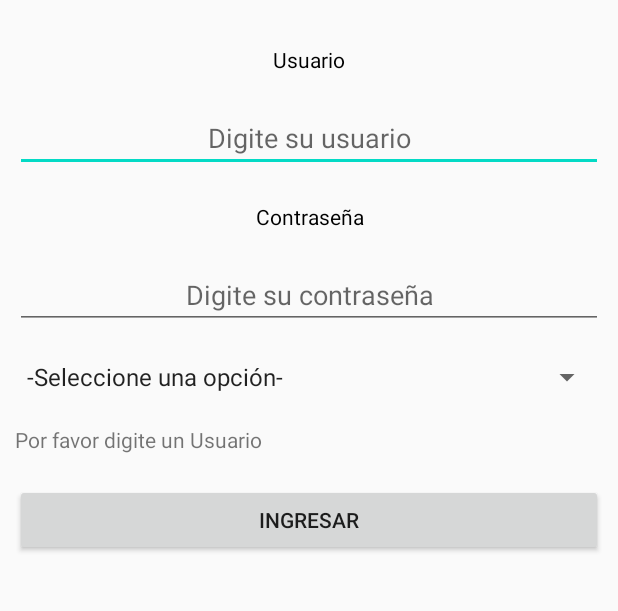
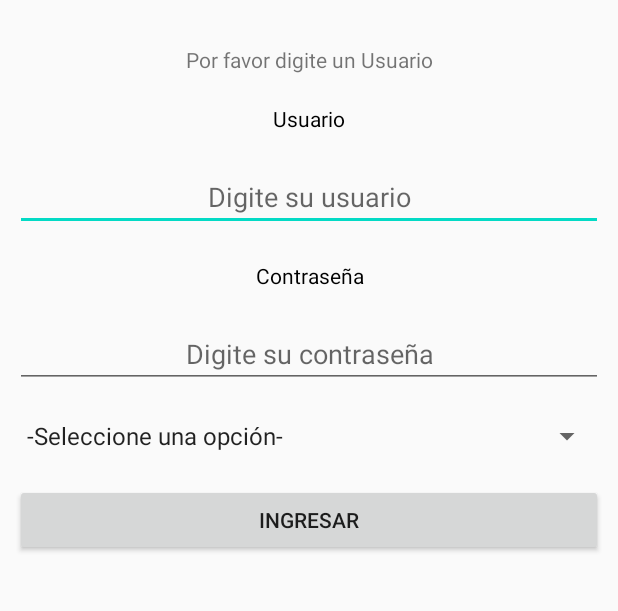
Before and after one commit to roheru/ProjectAndroid, an Android app: the screen it shows after launch (LoginActivity), after a tap on "INGRESAR", on a phone screen of 412 x 824 dp, the part 449-1060 px from its top. Run offline under Robolectric (Android 15) with nearby library versions, the phone set to English and light mode, and no system bars; our stand-ins replace Firebase (no records; nobody signed in at launch, a user with empty details on screens opened directly).

Commit message:
Add message Login
Adding variablle named msg for message authentication.

```diff
--- a/source/APP1/app/build.gradle
+++ b/source/APP1/app/build.gradle
@@ -39,7 +39,7 @@ android {
 }
 
 dependencies {
-    implementation "org.apache.poi:poi:3.17"	     // For `.xls` files
+    implementation "org.apache.poi:poi:3.17"         // For `.xls` files
     //implementation "org.apache.poi:poi-ooxml:3.17"	 // For `.xlsx` files
     implementation fileTree(dir: 'libs', include: ['*.jar'])
     implementation "org.jetbrains.kotlin:kotlin-stdlib-jdk7:$kotlin_version"
@@ -54,7 +54,9 @@ dependencies {
     implementation 'androidx.navigation:navigation-fragment-ktx:2.0.0'
     implementation 'androidx.navigation:navigation-ui-ktx:2.0.0'
     implementation 'androidx.annotation:annotation:1.1.0'
-    implementation 'com.google.firebase:firebase-auth:16.0.5'
+
+    implementation 'com.google.firebase:firebase-auth:19.3.2'
+    implementation 'com.google.android.gms:play-services-auth:18.0.0'
 
     testImplementation 'junit:junit:4.12'
     androidTestImplementation 'androidx.test.ext:junit:1.1.1'
--- a/source/APP1/app/src/main/java/com/example/app1/MainActivity.kt
+++ b/source/APP1/app/src/main/java/com/example/app1/MainActivity.kt
@@ -57,7 +57,7 @@ class MainActivity : AppCompatActivity() {
         // Create a CellStyle with the font
 
         // Create a CellStyle with the font
-        val headerCellStyle = workbook.createCellStyle()
+        /*val headerCellStyle = workbook.createCellStyle()
         headerCellStyle.setFont(headerFont)
 
         // Create a Row
@@ -107,7 +107,7 @@ class MainActivity : AppCompatActivity() {
         // Closing the workbook
 
         // Closing the workbook
-        workbook.close()
+        workbook.close()*/
 
         setContentView(R.layout.activity_main)
         val toolbar: Toolbar = findViewById(R.id.toolbar)
--- a/source/APP1/app/src/main/res/layout/activity_login2.xml
+++ b/source/APP1/app/src/main/res/layout/activity_login2.xml
@@ -15,6 +15,15 @@
         android:layout_gravity="center"
         android:layout_margin="20dp"
         android:src="@drawable/logo" />
+
+    <TextView
+        android:id="@+id/msg"
+        android:layout_width="match_parent"
+        android:layout_height="wrap_content"
+        android:layout_margin="10dp"
+        android:gravity="center"
+        android:layout_gravity="center"
+        android:text="" />
 
     <TextView
         android:id="@+id/nom"
@@ -59,13 +68,6 @@
         android:layout_gravity="center"
         />
 
-    <TextView
-        android:id="@+id/msg"
-        android:layout_width="match_parent"
-        android:layout_height="wrap_content"
-        android:layout_margin="10dp"
-        android:text="TextView" />
-
     <Button
         android:id="@+id/botton_go_home"
         android:layout_width="match_parent"
--- a/source/APP1/build.gradle
+++ b/source/APP1/build.gradle
@@ -10,7 +10,7 @@ buildscript {
     dependencies {
         classpath 'com.android.tools.build:gradle:4.0.0'
         classpath "org.jetbrains.kotlin:kotlin-gradle-plugin:$kotlin_version"
-        classpath 'com.google.gms:google-services:4.2.0'
+        classpath 'com.google.gms:google-services:4.3.3'
 
         // NOTE: Do not place your application dependencies here; they belong
         // in the individual module build.gradle files
```
Also changed, not shown: source/APP1/app/src/main/java/com/example/app1/login2/LoginActivity.kt (+23 -18 lines).
